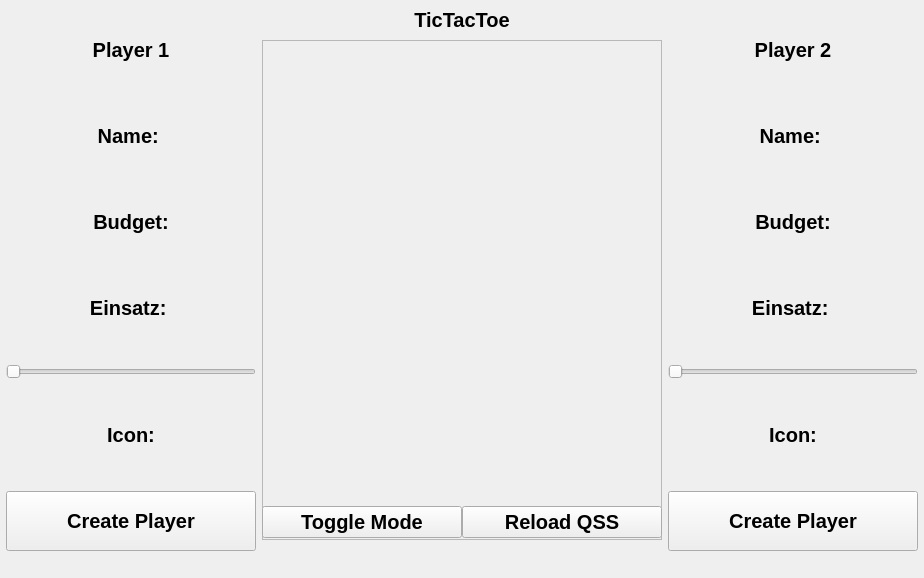
Old version of the form mainWindow.ui in the repository HausMeister008/TikTakToeWithDavid.
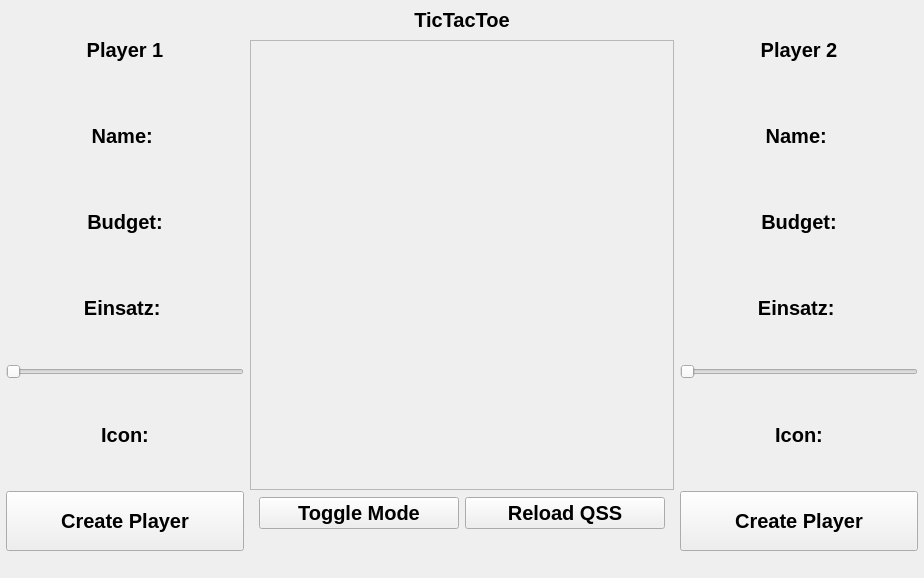
New version of the form.

What changed in the file:
```diff
--- a/mainWindow.ui
+++ b/mainWindow.ui
@@ -55,12 +55,24 @@
       </property>
       <item>
        <widget class="QFrame" name="fr_player1">
+        <property name="sizePolicy">
+         <sizepolicy hsizetype="MinimumExpanding" vsizetype="MinimumExpanding">
+          <horstretch>0</horstretch>
+          <verstretch>0</verstretch>
+         </sizepolicy>
+        </property>
         <property name="minimumSize">
          <size>
           <width>200</width>
           <height>500</height>
          </size>
         </property>
+        <property name="maximumSize">
+         <size>
+          <width>250</width>
+          <height>16777215</height>
+         </size>
+        </property>
         <layout class="QVBoxLayout" name="verticalLayout_2">
          <property name="leftMargin">
           <number>6</number>
@@ -319,7 +331,7 @@
            <property name="minimumSize">
             <size>
              <width>400</width>
-             <height>500</height>
+             <height>450</height>
             </size>
            </property>
            <property name="frameShape">
@@ -328,9 +340,23 @@
            <property name="frameShadow">
             <enum>QFrame::Raised</enum>
            </property>
+           <layout class="QGridLayout" name="gridLayout_2"/>
           </widget>
          </item>
          <item>
+          <widget class="QFrame" name="fr_css_modes">
+           <property name="minimumSize">
+            <size>
+             <width>0</width>
+             <height>50</height>
+            </size>
+           </property>
+           <property name="maximumSize">
+            <size>
+             <width>16777215</width>
+             <height>50</height>
+            </size>
+           </property>
           <layout class="QHBoxLayout" name="qss_change">
            <item>
             <widget class="QPushButton" name="btn_qss_toggle">
@@ -347,6 +373,7 @@
             </widget>
            </item>
           </layout>
+          </widget>
          </item>
          <item>
           <widget class="QLabel" name="lb_outputField">
@@ -381,12 +408,24 @@
       </item>
       <item>
        <widget class="QFrame" name="fr_player2">
+        <property name="sizePolicy">
+         <sizepolicy hsizetype="MinimumExpanding" vsizetype="MinimumExpanding">
+          <horstretch>0</horstretch>
+          <verstretch>0</verstretch>
+         </sizepolicy>
+        </property>
         <property name="minimumSize">
          <size>
           <width>200</width>
           <height>500</height>
          </size>
         </property>
+        <property name="maximumSize">
+         <size>
+          <width>250</width>
+          <height>16777215</height>
+         </size>
+        </property>
         <layout class="QVBoxLayout" name="verticalLayout">
          <property name="leftMargin">
           <number>6</number>
```
Left out of the diff: 2 changed lines with no effect on the pictures. Lines whose indentation alone changed are shown as unchanged.
